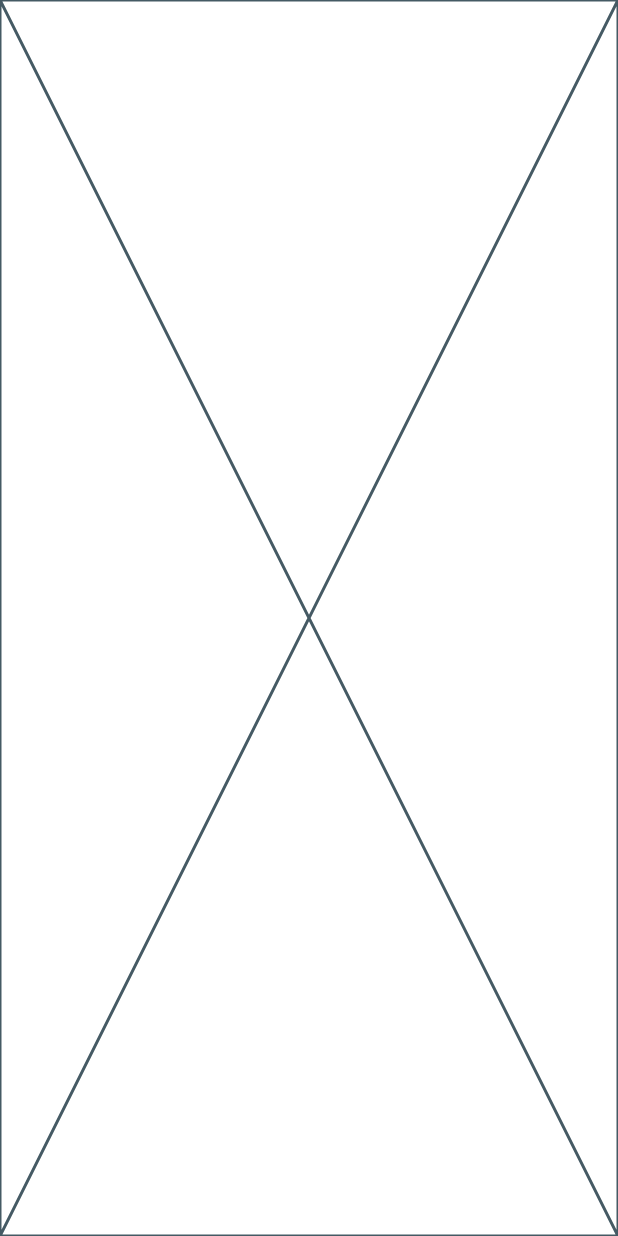
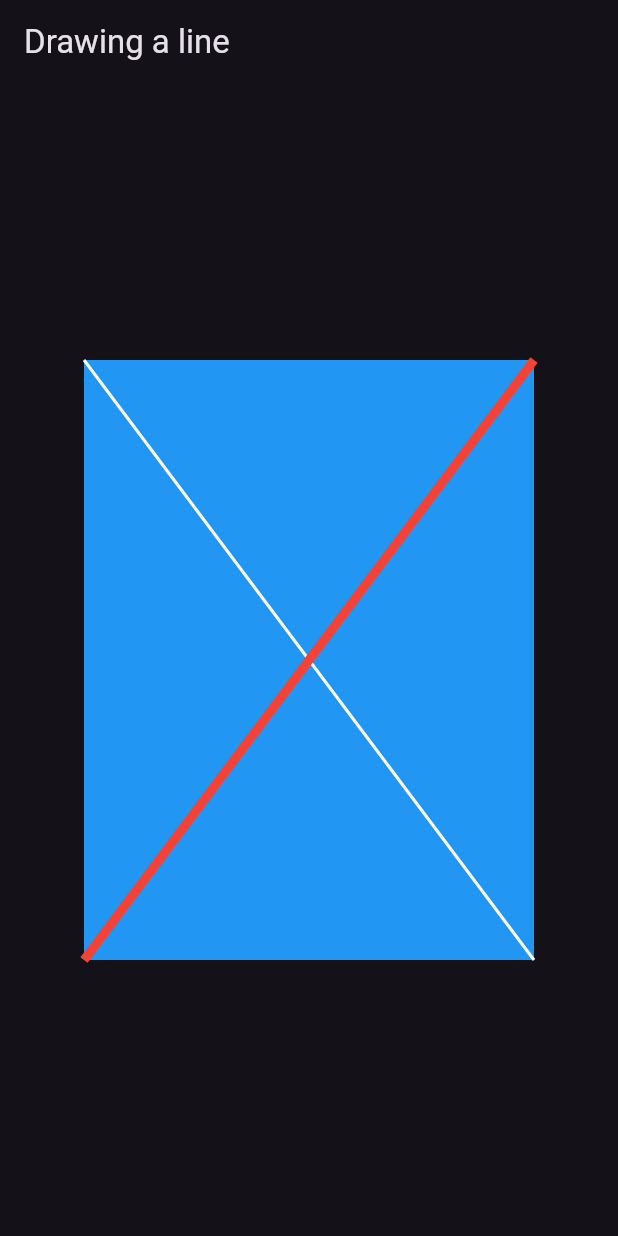
Before and after one commit to Marach8/Flutter_Custom_Painting_Practice, a Flutter app: the screen it shows after launch, on a phone screen of 412 x 824 dp. Run offline on Flutter 3.47's test engine with Material 3 defaults, Android fonts, the phone set to English and light mode, and no system bars.

Commit message:
Learned how to draw a line on the canvas

```diff
--- a/custom_painting_course/lib/main.dart
+++ b/custom_painting_course/lib/main.dart
@@ -1,3 +1,4 @@
+import 'package:custom_painting_course/src/draw_line.dart';
 import 'package:flutter/material.dart';
 
 void main() {
@@ -9,6 +10,13 @@ class MyApp extends StatelessWidget {
 
   @override
   Widget build(BuildContext context) {
-    return const Placeholder();
+    return MaterialApp(
+      debugShowCheckedModeBanner: false,
+      theme: ThemeData(
+        brightness: Brightness.dark,
+        useMaterial3: true,
+      ),
+      home: const DrawLineExample(),
+    );
   }
 }
--- /dev/null
+++ b/custom_painting_course/lib/src/draw_line.dart
@@ -0,0 +1,52 @@
+import 'package:flutter/material.dart';
+
+class DrawLineExample extends StatelessWidget {
+  const DrawLineExample({super.key});
+
+  @override
+  Widget build(BuildContext context) {
+    return Scaffold(
+      appBar: AppBar(
+        title: const Text('Drawing a line')
+      ),
+      body: Center(
+        child: Container(
+          color: Colors.blue,
+          child: CustomPaint(
+            size: const Size(300, 400),
+            painter: Painter()
+          ),
+        ),
+      )
+    );
+  }
+}
+
+
+class Painter extends CustomPainter{
+  @override
+  void paint(Canvas canvas, Size size) {
+    final paint1 = Paint();
+    paint1.color = Colors.white;
+    paint1.strokeWidth = 2;
+
+    final paint2 = Paint();
+    paint2.color = Colors.red;
+    paint2.strokeCap = StrokeCap.butt;
+    paint2.strokeWidth = 6;
+    canvas.drawLine(
+      Offset.zero,
+      Offset(size.width, size.height),
+      paint1,
+    );
+
+    canvas.drawLine(
+      Offset(size.width, 0),
+      Offset(0, size.height),
+      paint2,
+    );
+  }
+
+  @override
+  bool shouldRepaint(covariant CustomPainter oldDelegate) => false;
+}
```
